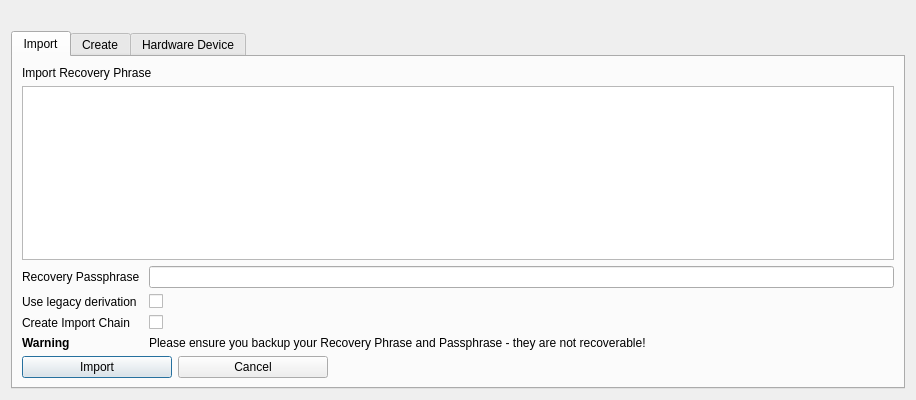
Before: the Qt Designer form src/qt/forms/mnemonicdialog.ui in ghost-coin/ghost-core, drawn with Qt 5.
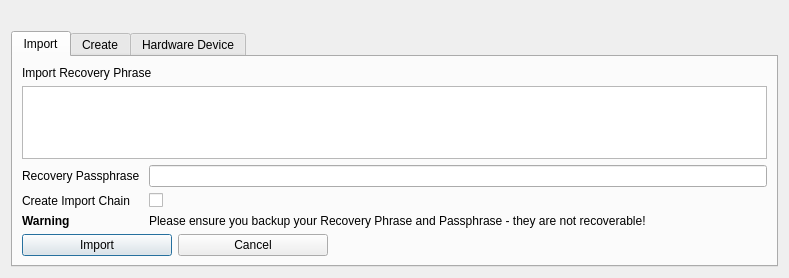
After: the same form once the commit is applied.

The edit to the form file:
```diff
--- a/src/qt/forms/mnemonicdialog.ui
+++ b/src/qt/forms/mnemonicdialog.ui
@@ -6,8 +6,8 @@
    <rect>
     <x>0</x>
     <y>0</y>
-    <width>916</width>
-    <height>400</height>
+    <width>789</width>
+    <height>278</height>
    </rect>
   </property>
   <property name="windowTitle">
@@ -58,33 +58,13 @@
           </widget>
          </item>
          <item row="1" column="0">
-          <widget class="QLabel" name="useLegacyDerivationLabel">
-           <property name="toolTip">
-            <string/>
-           </property>
-           <property name="text">
-            <string>Use legacy derivation</string>
-           </property>
-          </widget>
-         </item>
-         <item row="1" column="1">
-          <widget class="QCheckBox" name="useLegacyDerivationCheckBox">
-           <property name="toolTip">
-            <string>Only needed if importing a wallet/mnemonic made before July 1st ,2020</string>
-           </property>
-           <property name="checked">
-            <bool>false</bool>
-           </property>
-          </widget>
-         </item>
-         <item row="2" column="0">
           <widget class="QLabel" name="importChainLabel">
            <property name="text">
             <string>Create Import Chain</string>
            </property>
           </widget>
          </item>
-         <item row="2" column="1">
+         <item row="1" column="1">
           <widget class="QCheckBox" name="chkImportChain">
            <property name="toolTip">
             <string>Only needed if you're importing from the previous chain</string>
@@ -94,7 +74,7 @@
            </property>
           </widget>
          </item>
-         <item row="3" column="0">
+         <item row="2" column="0">
           <widget class="QLabel" name="label_3">
            <property name="font">
             <font>
@@ -107,7 +87,7 @@
            </property>
           </widget>
          </item>
-         <item row="3" column="1">
+         <item row="2" column="1">
           <widget class="QLabel" name="label_2">
            <property name="text">
             <string>Please ensure you backup your Recovery Phrase and Passphrase - they are not recoverable!</string>
```
